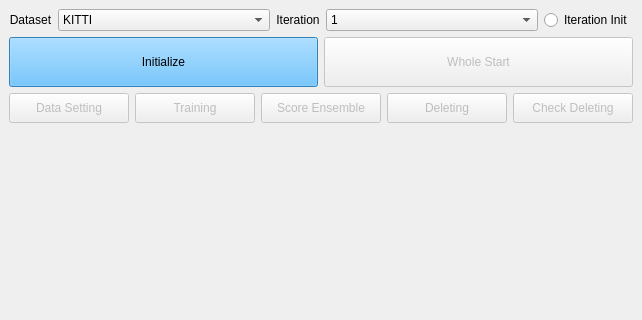
Above: ui/mainwindow.ui from kka-na/ReliableDataset before the change; both pictures show x 0 to 642 and y 0 to 320 of the 642 by 813 pixel window. Below: the same form after it.
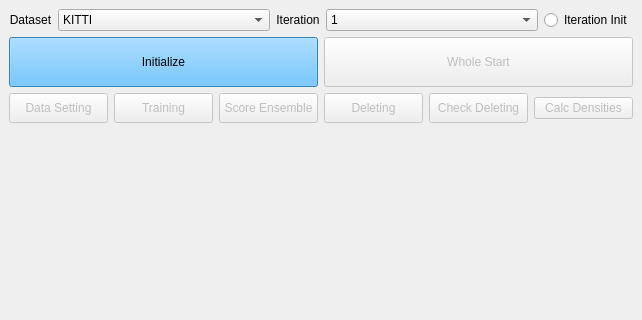
That is the form after the change.

```diff
--- a/ui/mainwindow.ui
+++ b/ui/mainwindow.ui
@@ -258,6 +258,16 @@
           </property>
          </widget>
         </item>
+        <item>
+         <widget class="QPushButton" name="pushButton_4">
+          <property name="enabled">
+           <bool>false</bool>
+          </property>
+          <property name="text">
+           <string>Calc Densities</string>
+          </property>
+         </widget>
+        </item>
        </layout>
       </item>
       <item row="5" column="0">
```
